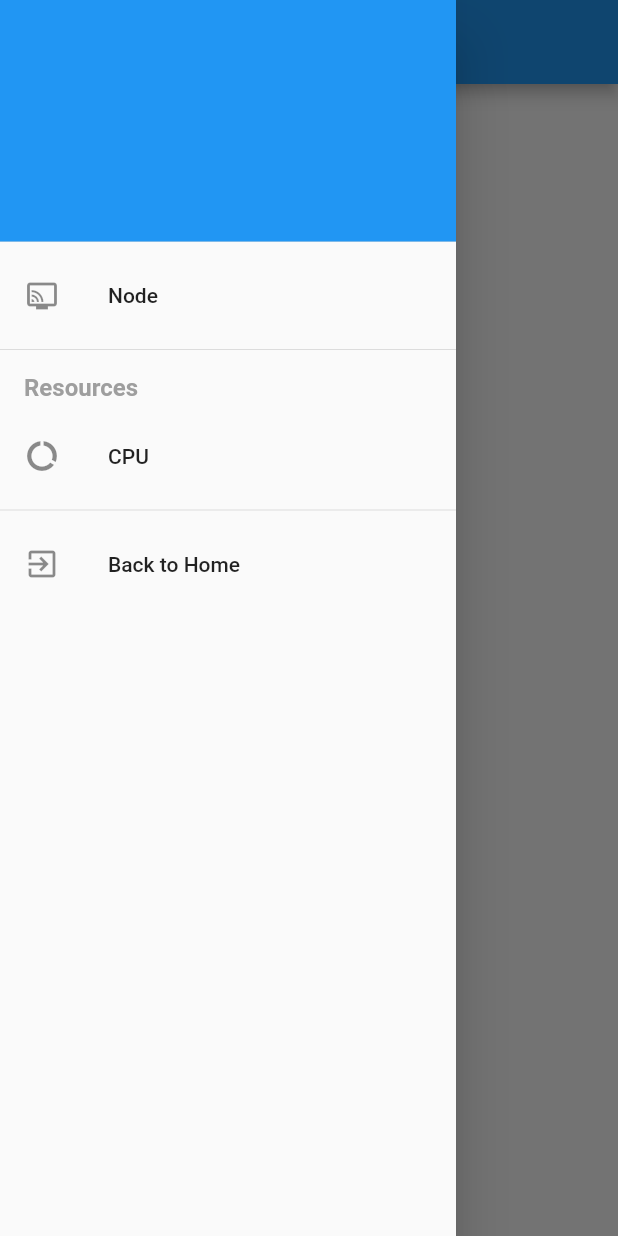
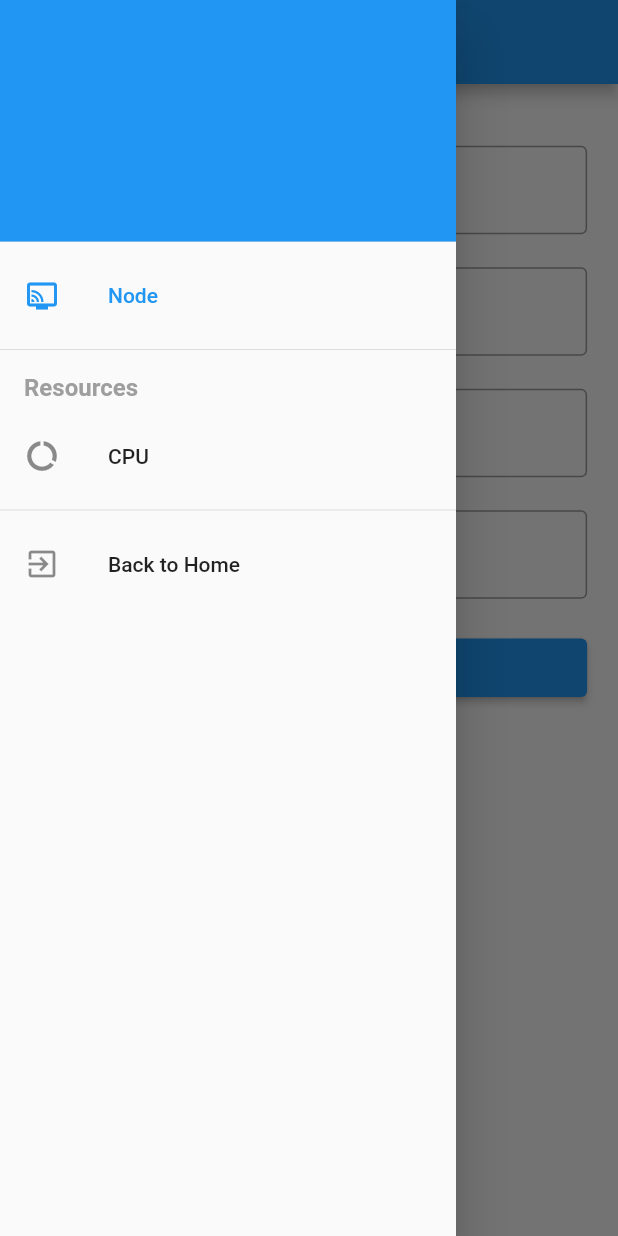
Before and after one commit to Amirul9135/fukuro_mobile, a Flutter app: the NodeMainScreen screen opened directly with empty values, with the side drawer open, on a phone screen of 412 x 824 dp. Run offline on Flutter 3.47's test engine with Material 2 defaults, Android fonts, the phone set to English and light mode, and no system bars; our stand-ins replace flutter_secure_storage, fluttertoast, permission_handler, sizer, syncfusion_flutter_charts; missing offline and left inert: expansion_tile_group, omni_datetime_picker, onesignal_flutter; accounts and stored records are empty.

Commit message:
minro fix

```diff
--- /dev/null
+++ b/lib/View/Component/Node/node_details.dart
@@ -0,0 +1,71 @@
+import 'package:flutter/material.dart';
+import 'package:fukuro_mobile/Model/node.dart';
+import 'package:fukuro_mobile/View/Component/node_form.dart';
+import 'package:sizer/sizer.dart';
+
+class NodeDetails extends StatefulWidget {
+  const NodeDetails({Key? key, required this.node}) : super(key: key);
+  final Node node;
+  @override
+  NodeDetailsState createState() => NodeDetailsState();
+}
+
+class NodeDetailsState extends State<NodeDetails> {
+  // Declare your variables and properties here
+  final GlobalKey<NodeFormState> formStateKey = GlobalKey();
+  NodeForm form = NodeForm();
+  @override
+  void initState() {
+    // Initialize your state here
+    super.initState();
+    WidgetsBinding.instance.addPostFrameCallback((_) async {
+    formStateKey.currentState?.loadData(widget.node);
+    setState(() {
+
+    });
+    });
+  }
+
+  @override
+  Widget build(BuildContext context) {
+    // Build your widget tree here
+    form = NodeForm(
+      key: formStateKey,
+    );
+    return Container(
+        padding: EdgeInsets.fromLTRB(5.w, 5.h, 5.w, 5.h),
+        child: SingleChildScrollView(
+            child: Column(children: [
+          form,
+          SizedBox(
+            width: double.infinity,
+            child: ElevatedButton(
+              style: ElevatedButton.styleFrom(
+                shape: RoundedRectangleBorder(
+                    borderRadius: BorderRadius.circular(4)),
+              ),
+              child: const Padding(
+                padding: EdgeInsets.all(10.0),
+                child: Text(
+                  'Save',
+                  style: TextStyle(fontSize: 16, fontWeight: FontWeight.bold),
+                ),
+              ),
+              onPressed: () {
+                saveChanges();
+              },
+            ),
+          ),
+        ])));
+  }
+
+  saveChanges() {
+    formStateKey.currentState?.update(widget.node.getNodeId());
+  }
+
+  @override
+  void dispose() {
+    // Clean up resources and listeners here
+    super.dispose();
+  }
+}
--- a/lib/View/Component/fukuro_form.dart
+++ b/lib/View/Component/fukuro_form.dart
@@ -153,7 +153,7 @@ class FukuroFormState extends State<FukuroForm> {
                 }
               } else {
                 int val = value?.length ?? 0;
-                if (lengthMax != null && lengthMin != null) {
+                if (lengthMax != null || lengthMin != null) {
                   if (val <= lengthMax && val >= lengthMin) {
                     return null;
                   } else if (lengthMax != null && val <= lengthMax) {
@@ -161,6 +161,9 @@ class FukuroFormState extends State<FukuroForm> {
                   } else if (lengthMin != null && val >= lengthMin) {
                     return null;
                   }
+                }
+                else{
+                  return null;
                 }
               }
 
--- /dev/null
+++ b/lib/View/Component/node_form.dart
@@ -0,0 +1,143 @@
+import 'package:flutter/material.dart';
+import 'package:fukuro_mobile/Controller/fukuro_editor_controller.dart';
+import 'package:fukuro_mobile/Model/node.dart';
+import 'package:fukuro_mobile/View/Component/Misc/fukuro_dialog.dart';
+import 'package:fukuro_mobile/View/Component/fukuro_form.dart';
+
+class NodeForm extends StatefulWidget {
+  @override
+  NodeFormState createState() => NodeFormState();
+  const NodeForm({Key? key}) : super(key: key);
+}
+
+class NodeFormState extends State<NodeForm> {
+  // Declare your variables and properties here
+
+  final GlobalKey<FukuroFormState> keyForm = GlobalKey();
+  final FukuroEditorController txtNodeName = FukuroEditorController();
+  final FukuroEditorController txtDescription = FukuroEditorController();
+  final FukuroEditorController txtIpAddress = FukuroEditorController();
+  final FukuroEditorController txtPassKey = FukuroEditorController();
+  final Node thisNode = Node();
+  @override
+  void initState() {
+    // Initialize your state here
+    super.initState();
+  }
+
+  @override
+  Widget build(BuildContext context) {
+    // Build your widget tree here
+
+    return FukuroForm(key: keyForm, fields: {
+      'name': FukuroFormFieldBuilder(
+        fieldName: "Node Name",
+        controller: txtNodeName,
+        type: FukuroForm.inputText,
+        value: thisNode.getName(),
+      ).build(),
+      'description': FukuroFormFieldBuilder(
+              fieldName: "Description",
+              controller: txtDescription,
+              type: FukuroForm.inputText,
+              value: thisNode.getDescription())
+          .build(),
+      'ipAddress': FukuroFormFieldBuilder(
+              fieldName: "IP Address",
+              controller: txtIpAddress,
+              type: FukuroForm.inputText,
+              value: thisNode.getIpAddress())
+          .build(),
+      'passKey': FukuroFormFieldBuilder(
+        fieldName: "Pass Key",
+        controller: txtPassKey,
+        type: FukuroForm.inputText,
+        value: thisNode.getPassKey(),
+
+      ).build(),
+    });
+  }
+
+  loadData(Node node) {
+    print('load x');
+    txtNodeName.text = node.getName();
+    txtDescription.text = node.getDescription();
+    txtIpAddress.text = node.getIpAddress();
+    txtPassKey.text = node.getPassKey();
+  }
+
+  save() async {
+    if (validate()) {
+      _readValue();
+      if (await thisNode.submitToServer()) {
+        if (mounted) {
+          showDialog(
+              context: context,
+              builder: (_) => FukuroDialog(
+                  title: 'Registered',
+                  message: '',
+                  mode: FukuroDialog.SUCCESS));
+
+            Navigator.pushNamed(context, '/home', arguments: 1);
+        }
+      }
+      else{
+        if(mounted){
+
+          showDialog(
+              context: context,
+              builder: (_) => FukuroDialog(
+                  title: 'Error',
+                  message: '',
+                  mode: FukuroDialog.ERROR));
+        }
+      }
+    }
+  }
+
+  _readValue(){
+      thisNode.setName(txtNodeName.text);
+      thisNode.setIpAddress(txtIpAddress.text);
+      thisNode.setDescription(txtDescription.text);
+      thisNode.setPassKey(txtPassKey.text);
+  }
+
+
+  update(int id) async {
+    if (validate()) {
+      _readValue();
+      thisNode.setNodID(id);
+      if (await thisNode.saveToServer()) {
+        if (mounted) {
+          showDialog(
+              context: context,
+              builder: (_) => FukuroDialog(
+                  title: 'Saved',
+                  message: '',
+                  mode: FukuroDialog.SUCCESS));
+        }
+      }
+      else{
+        if(mounted){
+
+          showDialog(
+              context: context,
+              builder: (_) => FukuroDialog(
+                  title: 'Error',
+                  message: '',
+                  mode: FukuroDialog.ERROR));
+        }
+      }
+    }
+  }
+
+  bool validate() {
+    return keyForm.currentState?.validateForm() ?? false;
+  }
+
+  @override
+  void dispose() {
+    // Clean up resources and listeners here
+    super.dispose();
+  }
+}
--- a/lib/View/node_main.dart
+++ b/lib/View/node_main.dart
@@ -1,5 +1,6 @@
 import 'package:flutter/material.dart';
 import 'package:fukuro_mobile/Model/node.dart';
+import 'package:fukuro_mobile/View/Component/Node/node_details.dart';
 import 'package:fukuro_mobile/View/Component/Node/node_resource_screen.dart';
 
 class NodeMainScreen extends StatefulWidget {
@@ -11,7 +12,7 @@ class NodeMainScreen extends StatefulWidget {
 }
 
 class NodeMainScreenState extends State<NodeMainScreen> {
-  String _selectedMenuItem = 'Home';
+  String _selectedMenuItem = 'Node';
 
   void _selectMenuItem(String title) {
     setState(() {
@@ -22,6 +23,7 @@ class NodeMainScreenState extends State<NodeMainScreen> {
 
   @override
   Widget build(BuildContext context) {
+    print(widget.thisNode.getNodeId());
     return Scaffold(
         appBar: AppBar(
           title: Text(widget.thisNode.getName()),
@@ -80,7 +82,7 @@ class NodeMainScreenState extends State<NodeMainScreen> {
             ],
           ),
         ),
-        body: _selectedMenuItem == 'Home' ? Text("home")
+        body: _selectedMenuItem == 'Node' ?  NodeDetails(node: widget.thisNode)
             : _selectedMenuItem == 'Settings' ? Text('setting')
             : _selectedMenuItem == 'Res_CPU' ? NodeResourceScreen(thisNode: widget.thisNode)
                 : Text("placeholder"));
--- a/lib/main.dart
+++ b/lib/main.dart
@@ -4,6 +4,7 @@ import 'package:fukuro_mobile/View/Component/Node/node_resource_screen.dart';
 import 'package:fukuro_mobile/View/app_setting.dart';
 import 'package:fukuro_mobile/View/home.dart';
 import 'package:fukuro_mobile/View/node_main.dart';
+import 'package:fukuro_mobile/View/node_register.dart';
 import 'package:fukuro_mobile/View/register.dart';
 import 'package:onesignal_flutter/onesignal_flutter.dart';
 import 'View/login.dart';
@@ -55,7 +56,8 @@ class MyApp extends StatelessWidget {
       routes: {
         '/': (context) => const Login(),
         '/register': (context) => const Register(),
-        '/setting': (context) => const AppSettingScreen()
+        '/setting': (context) => const AppSettingScreen(),
+        '/node/register': (context) => const NodeRegister()
       },
       );
     });
```
Also changed, not shown: lib/Controller/fukuro_request.dart (+21 -0 lines), lib/Model/node.dart (+26 -0 lines), lib/View/home.dart (+19 -6 lines), lib/View/node_register.dart (added, +73 -0 lines), lib/Controller/node_controller.dart (line endings or trailing spaces).
